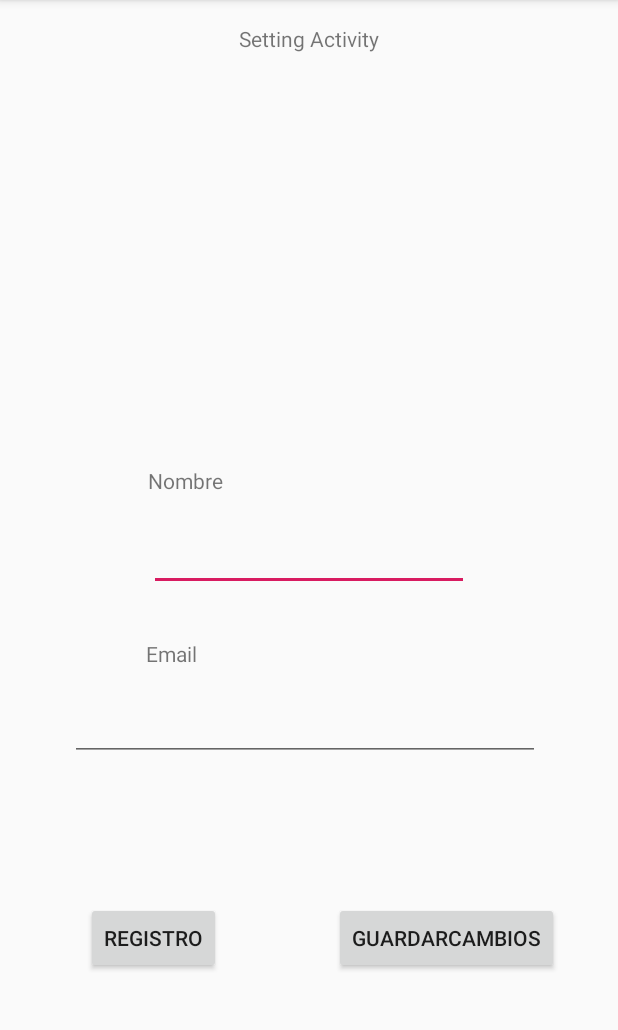
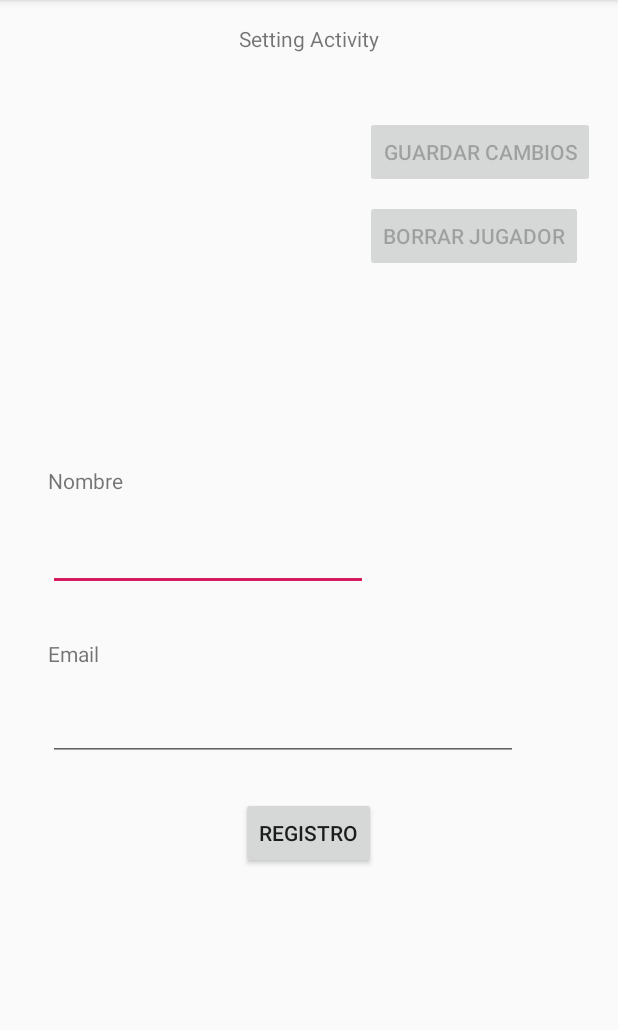
Before and after one commit to isainrono/AndroidGame, an Android app: the screen it shows after launch (SettingActivity), on a phone screen of 412 x 824 dp, the part 84-1114 px from its top. Run offline under Robolectric (Android 15) with nearby library versions, the phone set to English and light mode, and no system bars; our stand-ins replace Picasso, Volley; pictures from the network do not load.

Commit message:
terminado para entrega

```diff
--- a/app/src/main/java/com/stucom/isainandriod/AccessApi/apiRequest.java
+++ b/app/src/main/java/com/stucom/isainandriod/AccessApi/apiRequest.java
@@ -83,6 +83,6 @@ public class apiRequest extends AppCompatActivity {
 
         };
 
-        MyVolley.getInstance(context1).add(request);
+        MyVolley.getInstance(this).add(request);
     }
 }
--- a/app/src/main/java/com/stucom/isainandriod/RankingActivity.java
+++ b/app/src/main/java/com/stucom/isainandriod/RankingActivity.java
@@ -169,7 +169,7 @@ public class RankingActivity extends AppCompatActivity {
             // Falta ordenar por orden
             if(!player.getName().equalsIgnoreCase("User")){
                 viewHolder.namePlayer.setText(player.getName());
-                String totalScore2 = String.valueOf(player.getLastScore());
+                String totalScore2 = String.valueOf(player.getTotalScore());
                 viewHolder.DataPlayer.setText(totalScore2);
                 Picasso.get().load(player.getImage()).into(viewHolder.ImagePlayer);
             }
--- a/app/src/main/res/layout/activity_setting.xml
+++ b/app/src/main/res/layout/activity_setting.xml
@@ -10,15 +10,12 @@
         android:id="@+id/edName"
         android:layout_width="wrap_content"
         android:layout_height="wrap_content"
-        android:layout_marginStart="99dp"
-        android:layout_marginLeft="99dp"
+        android:layout_marginStart="32dp"
+        android:layout_marginLeft="32dp"
         android:layout_marginTop="8dp"
-        android:layout_marginEnd="99dp"
-        android:layout_marginRight="99dp"
         android:ems="10"
         android:inputType="textPersonName"
         android:text="@string/edName"
-        app:layout_constraintEnd_toEndOf="parent"
         app:layout_constraintStart_toStartOf="parent"
         app:layout_constraintTop_toBottomOf="@+id/Name" />
 
@@ -26,15 +23,12 @@
         android:id="@+id/edEmail"
         android:layout_width="313dp"
         android:layout_height="wrap_content"
-        android:layout_marginStart="96dp"
-        android:layout_marginLeft="96dp"
+        android:layout_marginStart="32dp"
+        android:layout_marginLeft="32dp"
         android:layout_marginTop="8dp"
-        android:layout_marginEnd="102dp"
-        android:layout_marginRight="102dp"
         android:ems="10"
         android:inputType="textPersonName"
         android:text="@string/edEmail"
-        app:layout_constraintEnd_toEndOf="parent"
         app:layout_constraintStart_toStartOf="parent"
         app:layout_constraintTop_toBottomOf="@+id/Email" />
 
@@ -42,14 +36,10 @@
         android:id="@+id/Name"
         android:layout_width="211dp"
         android:layout_height="30dp"
-        android:layout_marginStart="98dp"
-        android:layout_marginLeft="98dp"
+        android:layout_marginStart="32dp"
+        android:layout_marginLeft="32dp"
         android:layout_marginTop="48dp"
-        android:layout_marginEnd="102dp"
-        android:layout_marginRight="102dp"
         android:text="@string/edName"
-        app:layout_constraintEnd_toEndOf="parent"
-        app:layout_constraintHorizontal_bias="1.0"
         app:layout_constraintStart_toStartOf="parent"
         app:layout_constraintTop_toBottomOf="@+id/sImageUser" />
 
@@ -57,14 +47,10 @@
         android:id="@+id/Email"
         android:layout_width="215dp"
         android:layout_height="28dp"
-        android:layout_marginStart="97dp"
-        android:layout_marginLeft="97dp"
+        android:layout_marginStart="32dp"
+        android:layout_marginLeft="32dp"
         android:layout_marginTop="32dp"
-        android:layout_marginEnd="99dp"
-        android:layout_marginRight="99dp"
         android:text="@string/Email"
-        app:layout_constraintEnd_toEndOf="parent"
-        app:layout_constraintHorizontal_bias="1.0"
         app:layout_constraintStart_toStartOf="parent"
         app:layout_constraintTop_toBottomOf="@+id/edName" />
 
@@ -88,12 +74,13 @@
         android:id="@+id/btnRegister"
         android:layout_width="wrap_content"
         android:layout_height="wrap_content"
-        android:layout_marginStart="57dp"
-        android:layout_marginLeft="57dp"
-        android:layout_marginTop="76dp"
-        android:layout_marginBottom="101dp"
+        android:layout_marginStart="160dp"
+        android:layout_marginLeft="160dp"
+        android:layout_marginTop="24dp"
+        android:layout_marginEnd="161dp"
+        android:layout_marginRight="161dp"
         android:text="Registro"
-        app:layout_constraintBottom_toBottomOf="parent"
+        app:layout_constraintEnd_toEndOf="parent"
         app:layout_constraintStart_toStartOf="parent"
         app:layout_constraintTop_toBottomOf="@+id/edEmail" />
 
@@ -101,29 +88,35 @@
         android:id="@+id/btnSaveChange"
         android:layout_width="wrap_content"
         android:layout_height="wrap_content"
-        android:layout_marginTop="76dp"
-        android:layout_marginEnd="39dp"
-        android:layout_marginRight="39dp"
-        android:layout_marginBottom="101dp"
-        android:text="GuardarCambios"
-        app:layout_constraintBottom_toBottomOf="parent"
-        app:layout_constraintEnd_toEndOf="parent"
-        app:layout_constraintTop_toBottomOf="@+id/edEmail" />
+        android:layout_marginStart="8dp"
+        android:layout_marginLeft="8dp"
+        android:layout_marginTop="42dp"
+        android:text="GUARDAR CAMBIOS"
+        app:layout_constraintStart_toEndOf="@+id/sImageUser"
+        app:layout_constraintTop_toBottomOf="@+id/aSetting" />
 
     <ImageView
         android:id="@+id/sImageUser"
         android:layout_width="219dp"
         android:layout_height="211dp"
-        android:layout_marginStart="96dp"
-        android:layout_marginLeft="96dp"
+        android:layout_marginStart="16dp"
+        android:layout_marginLeft="16dp"
         android:layout_marginTop="8dp"
-        android:layout_marginEnd="96dp"
-        android:layout_marginRight="96dp"
         android:layout_marginBottom="48dp"
         app:layout_constraintBottom_toTopOf="@+id/Name"
-        app:layout_constraintEnd_toEndOf="parent"
         app:layout_constraintStart_toStartOf="parent"
         app:layout_constraintTop_toBottomOf="@+id/aSetting"
         tools:srcCompat="@tools:sample/avatars[0]" />
 
+    <Button
+        android:id="@+id/btnDelete"
+        android:layout_width="wrap_content"
+        android:layout_height="wrap_content"
+        android:layout_marginStart="8dp"
+        android:layout_marginLeft="8dp"
+        android:layout_marginTop="8dp"
+        android:text="BORRAR JUGADOR"
+        app:layout_constraintStart_toEndOf="@+id/sImageUser"
+        app:layout_constraintTop_toBottomOf="@+id/btnSaveChange" />
+
 </android.support.constraint.ConstraintLayout>
```
Also changed, not shown: app/src/main/java/com/stucom/isainandriod/SettingActivity.java (+138 -9 lines), app/src/main/java/com/stucom/isainandriod/firstMain.java (+60 -4 lines), app/src/main/java/com/stucom/isainandriod/model/MyToken.java (+8 -0 lines).
